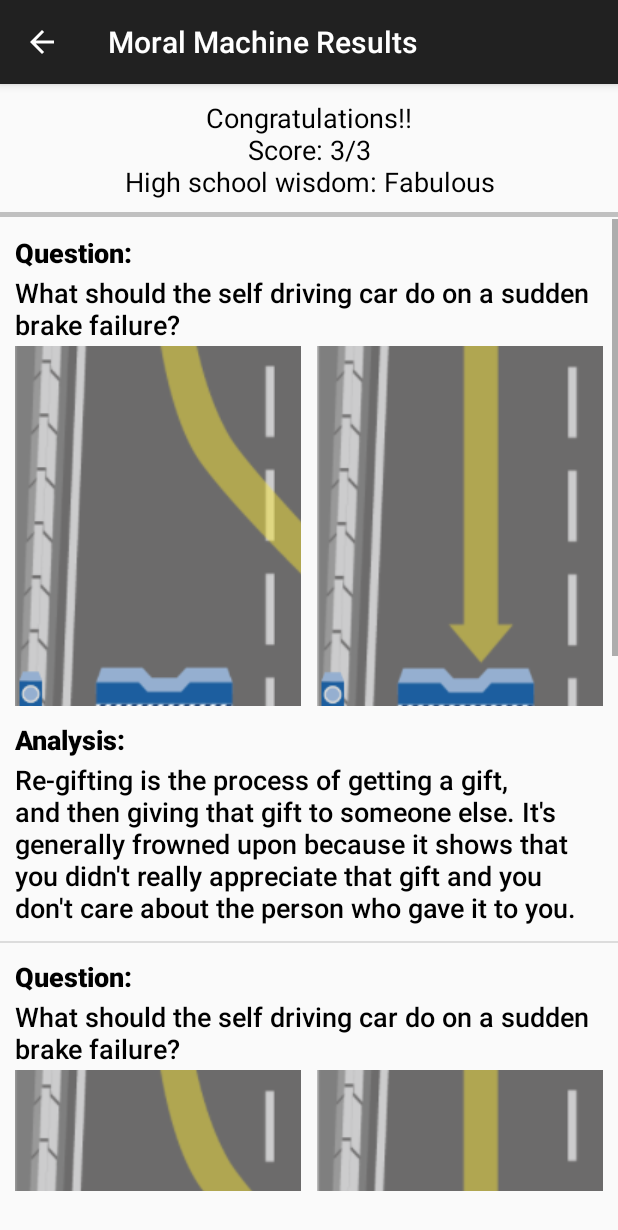
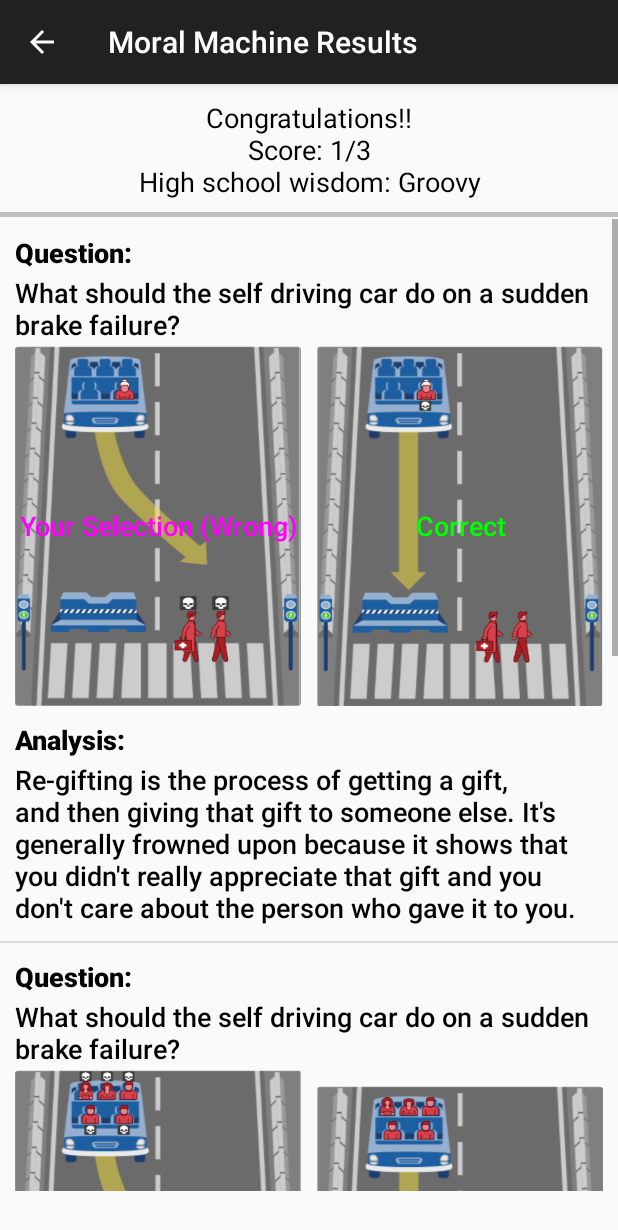
Before and after one commit to simonekarani/MoralIQ, an Android app: the MoralMachineActivity screen opened directly, with no data from a screen before it, after a tap on "Brake failure will swerve and drive thro", on a phone screen of 412 x 824 dp. Shown: the top 1230 px of the screen. Run offline under Robolectric (Android 15) with nearby library versions, the light colour scheme and no system bars; 2 other taps on this screen came first.

Commit message:
result framework for moral machine

```diff
--- a/app/src/main/java/com/simonekarani/moraliq/selfdriving/MMachineResultAdapter.java
+++ b/app/src/main/java/com/simonekarani/moraliq/selfdriving/MMachineResultAdapter.java
@@ -8,6 +8,7 @@ import android.view.LayoutInflater;
 import android.view.View;
 import android.view.ViewGroup;
 import android.widget.ArrayAdapter;
+import android.widget.ImageButton;
 import android.widget.RadioButton;
 import android.widget.TextView;
 
@@ -66,8 +67,40 @@ public class MMachineResultAdapter extends ArrayAdapter<MoralMachineResult> {
         int dataListIdx = dataModel.getmMachineDataIdx();
         int userSelectionIdx = dataModel.getUserOptIdx();
         MoralMachineModel reqData = MoralMachineData.MoralMachineDataList[dataListIdx];
-        viewHolder.drivingOpt1.setButtonDrawable(reqData.getOption1ResId());
-        viewHolder.drivingOpt2.setButtonDrawable(reqData.getOption2ResId());
+        viewHolder.drivingOpt1.setBackground(
+                convertView.getResources().getDrawable(reqData.getOption1ResId(), null));
+        viewHolder.drivingOpt2.setBackground(
+                convertView.getResources().getDrawable(reqData.getOption2ResId(), null));
+        if (userSelectionIdx == 0) {
+            if (reqData.getAnalysisOptId() == 0) {
+                viewHolder.drivingOpt1.setText("Your Selection (Correct)");
+                viewHolder.drivingOpt1.setTextColor(Color.GREEN);
+
+                viewHolder.drivingOpt2.setText("");
+            }
+            else {
+                viewHolder.drivingOpt1.setText("Your Selection (Wrong)");
+                viewHolder.drivingOpt1.setTextColor(Color.MAGENTA);
+
+                viewHolder.drivingOpt2.setText("Correct");
+                viewHolder.drivingOpt2.setTextColor(Color.GREEN);
+            }
+        }
+        else {
+            if (reqData.getAnalysisOptId() == 0) {
+                viewHolder.drivingOpt1.setText("Correct");
+                viewHolder.drivingOpt1.setTextColor(Color.GREEN);
+
+                viewHolder.drivingOpt2.setText("Your Selection (Wrong)");
+                viewHolder.drivingOpt2.setTextColor(Color.MAGENTA);
+            }
+            else {
+                viewHolder.drivingOpt1.setText("");
+
+                viewHolder.drivingOpt2.setText("Your Selection (Correct)");
+                viewHolder.drivingOpt2.setTextColor(Color.GREEN);
+            }
+        }
 
         viewHolder.qAnalysisText.setText("Analysis:");
         viewHolder.qAnalysis.setText(reqData.getAnalysis());
--- a/app/src/main/java/com/simonekarani/moraliq/selfdriving/MoralMachineActivity.java
+++ b/app/src/main/java/com/simonekarani/moraliq/selfdriving/MoralMachineActivity.java
@@ -149,7 +149,11 @@ public class MoralMachineActivity extends AppCompatActivity {
         @Override
         public void onClick(View v) {
             mMachineTestCount++;
-            MoralMachineResult result = new MoralMachineResult(currMachineDataIdx, 1);
+            int userSelectionIdx = 0;
+            if (v == drivingOpt2ImageBtn || v == drivingOpt2TextBtn) {
+                userSelectionIdx = 1;
+            }
+            MoralMachineResult result = new MoralMachineResult(currMachineDataIdx, userSelectionIdx);
             moralMachineResultList.add(result);
             onRestart();
         }
--- a/app/src/main/res/layout/selfdriving_results_row.xml
+++ b/app/src/main/res/layout/selfdriving_results_row.xml
@@ -41,10 +41,10 @@
                 android:layout_marginRight="5dp"
                 android:scaleType="fitXY"
                 android:button="@null"
-                android:drawableTop="@drawable/driving1a"
+                android:background="@drawable/driving1a"
                 android:gravity="center"
                 android:textAppearance="?android:attr/textAppearanceMedium"
-                android:text="RadioButton" />
+                android:text="" />
 
             <RadioButton
                 android:id="@+id/drivingOptAnswer2"
@@ -54,10 +54,10 @@
                 android:scaleType="fitXY"
                 android:layout_marginLeft="5dp"
                 android:button="@null"
-                android:drawableTop="@drawable/driving1b"
+                android:background="@drawable/driving1b"
                 android:gravity="center"
                 android:textAppearance="?android:attr/textAppearanceMedium"
-                android:text="RadioButton" />
+                android:text="" />
 
         </RadioGroup>
 
```
